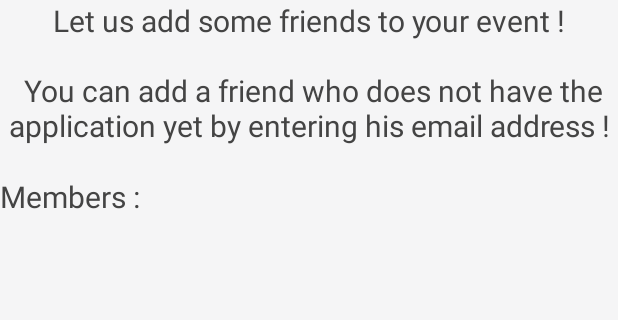
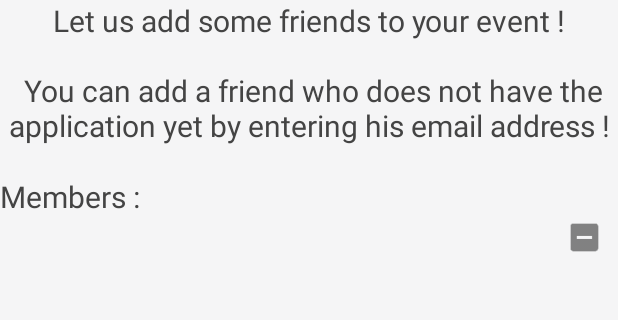
Before and after one commit to EtienneBonvin/group-up, an Android app: the MembersAddingActivity screen opened directly, with no data from a screen before it, after a tap on "Plus sign", on a phone screen of 412 x 824 dp, the part 84-404 px from its top. Run offline under Robolectric (Android 15) with nearby library versions, the phone set to English and light mode, and no system bars; libraries missing offline, so code that uses them is left out: me.dm7.barcodescanner; 1 statement that could not run was skipped.

```diff
--- a/app/src/main/java/ch/epfl/sweng/groupup/activity/event/creation/EventCreationActivity.java
+++ b/app/src/main/java/ch/epfl/sweng/groupup/activity/event/creation/EventCreationActivity.java
@@ -336,7 +336,7 @@ public class EventCreationActivity extends ToolbarActivity implements DatePicker
             this.email = "";
         }
 
-        private MemberRepresentation(String email){
+        MemberRepresentation(String email){
             this.email = email;
             this.displayName = "";
             this.UUID = "";
--- a/app/src/main/java/ch/epfl/sweng/groupup/activity/event/creation/MembersAddingActivity.java
+++ b/app/src/main/java/ch/epfl/sweng/groupup/activity/event/creation/MembersAddingActivity.java
@@ -59,9 +59,10 @@ public class MembersAddingActivity extends EventCreationActivity implements ZXin
                 .setOnClickListener(new View.OnClickListener() {
                     @Override
                     public void onClick(View v) {
-                        EditText memberUId = findViewById(R.id.edit_text_add_member);
-                        addNewMember(memberUId.getText().toString());
-                        memberUId.setText("");
+                        EditText memberEmail = findViewById(R.id.edit_text_add_member);
+                        MemberRepresentation newRep = new MemberRepresentation(memberEmail.getText().toString());
+                        addNewMember(newRep);
+                        memberEmail.setText("");
                     }
                 });
 
```
